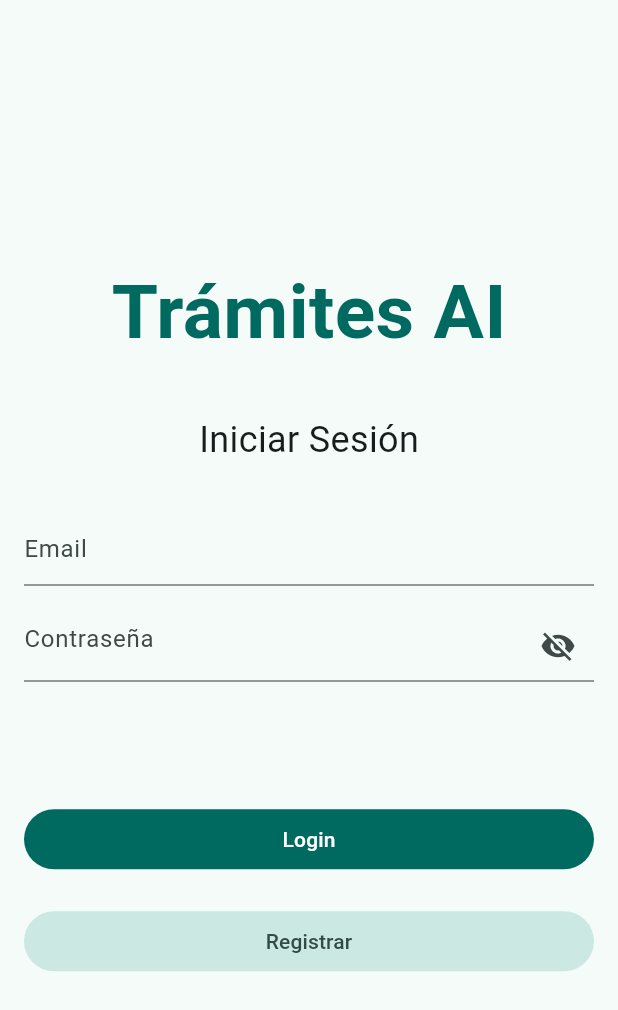
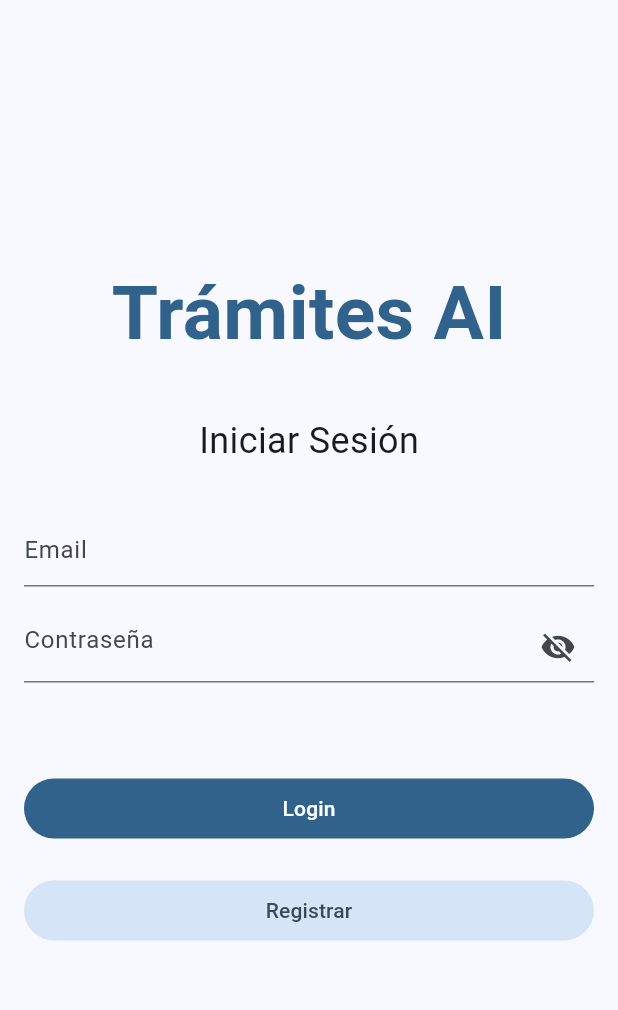
Before and after one commit to carodidia/Tramites-AI-TP3, a Flutter app: the screen it shows after launch, on a phone screen of 412 x 824 dp. Shown: the top 1010 px of the screen. Run offline on Flutter 3.47's test engine with Material 3 defaults, Android fonts, the phone set to English and light mode, and no system bars; our stand-ins replace cloud_firestore, firebase_core, flutter_riverpod, go_router, pie_chart; accounts and stored records are empty.

Commit message:
arreglos en el login y perfil screens

```diff
--- a/lib/main.dart
+++ b/lib/main.dart
@@ -24,7 +24,7 @@ class MainApp extends StatelessWidget {
     return MaterialApp.router(
       routerConfig: AppRouter,
       debugShowCheckedModeBanner: false,
-      theme: ThemeData(colorSchemeSeed: Colors.teal),
+      theme: ThemeData(colorSchemeSeed: const Color.fromARGB(255, 0, 95, 150)),
     );
   }
 }
--- a/lib/presentation/screens/login_screen.dart
+++ b/lib/presentation/screens/login_screen.dart
@@ -1,5 +1,4 @@
 import 'package:flutter/material.dart';
-import 'package:flutter/widgets.dart';
 import 'package:flutter_riverpod/flutter_riverpod.dart';
 import 'package:go_router/go_router.dart';
 import 'package:proyecto_final/core/entities/usuario.dart';
@@ -38,6 +37,7 @@ class _LoginViewState extends ConsumerState<_LoginView> {
   final TextEditingController _passwordController = TextEditingController();
   bool _passwordVisible = false;
   bool _datosIncorrectos = false;
+  bool _isLoading = false;
 
   @override
   Widget build(BuildContext context) {
@@ -118,12 +118,16 @@ class _LoginViewState extends ConsumerState<_LoginView> {
                         ])),
 
                 const SizedBox(height: 10),
-                Text(
-                  _datosIncorrectos ? 'Usuario o contraseña incorrectos' : '',
-                  style: const TextStyle(
-                    color: Colors.red,
-                  ),
-                ),
+                _datosIncorrectos
+                    ? const Text(
+                        'Usuario o contraseña incorrectos',
+                        style: TextStyle(
+                          color: Colors.red,
+                        ),
+                      )
+                    : _isLoading
+                        ? const CircularProgressIndicator()
+                        : const SizedBox.shrink(),
                 const SizedBox(height: 50),
                 SizedBox(
                   width: double.infinity,
@@ -144,6 +148,7 @@ class _LoginViewState extends ConsumerState<_LoginView> {
                     child: const Text('Registrar'),
                   ),
                 ),
+                const SizedBox(height: 20),
               ],
             )));
   }
@@ -152,6 +157,10 @@ class _LoginViewState extends ConsumerState<_LoginView> {
     if (_formularioEstado.currentState!.validate()) {
       _formularioEstado.currentState!.save();
       try {
+        setState(() {
+          _isLoading = true;
+          _datosIncorrectos = false;
+        });
         await ref
             .read(userProvider.notifier)
             .getUser(_mailController.text, _passwordController.text);
@@ -162,7 +171,8 @@ class _LoginViewState extends ConsumerState<_LoginView> {
           });
           Usuario user = ref.read(userProvider.notifier).getUserLogged();
           context.pushNamed(HomeScreen.name);
-          SnackBarWidget.show(context, "Bienvenido ${user.nombre}", Colors.green);
+          SnackBarWidget.show(
+              context, "Bienvenido ${user.nombre}", Colors.green);
         } else {
           print("No logeado");
           setState(() {
@@ -171,6 +181,10 @@ class _LoginViewState extends ConsumerState<_LoginView> {
         }
       } catch (e) {
         print(e);
+      } finally {
+        setState(() {
+          _isLoading = false;
+        });
       }
     }
   }
--- a/pubspec.yaml
+++ b/pubspec.yaml
@@ -14,6 +14,8 @@ dependencies:
   flutter_riverpod: ^2.5.1
   go_router: ^14.1.0
   pie_chart: ^5.4.0
+  file_picker: ^5.2.2
+
 
 dev_dependencies:
   flutter_lints: ^3.0.0
```
Also changed, not shown: lib/presentation/screens/perfil_screen.dart (+5 -2 lines), pubspec.lock.
